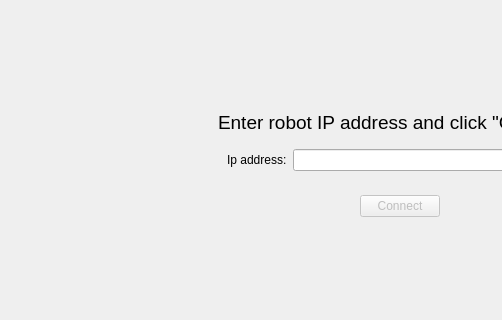
Before: the Qt Designer form Software/PC_Application/FormConnectToRobot.ui in RICCIARDI-Adrien/Cyclope, drawn with Qt 5; both pictures show x 0 to 502 and y 132 to 452 of the 800 by 600 pixel window.
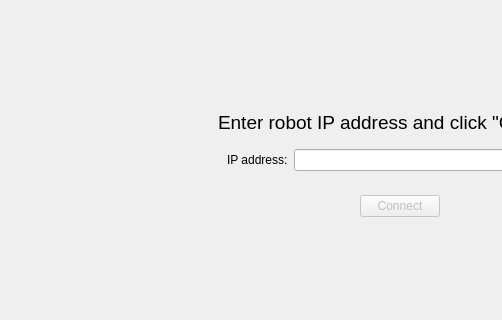
After: the same form once the commit is applied.

Commit message: [Software][PC application] Fixed a typo in FormConnectToRobot user interface.

Diff of the .ui file:
```diff
--- a/Software/PC_Application/FormConnectToRobot.ui
+++ b/Software/PC_Application/FormConnectToRobot.ui
@@ -84,7 +84,7 @@
       <item>
        <widget class="QLabel" name="label_2">
         <property name="text">
-         <string>Ip address:</string>
+         <string>IP address:</string>
         </property>
        </widget>
       </item>
```
